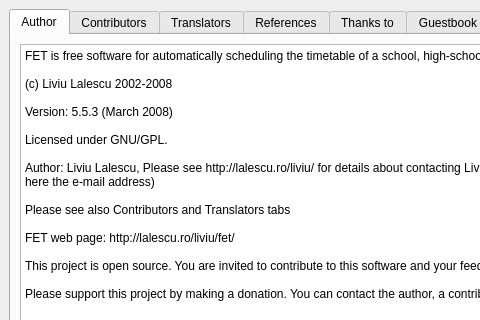
This is fet/src/interface/helpaboutform_template.ui in vonmecheln/fet as Qt 5 draws it before an edit; both pictures show x 0 to 480 and y 0 to 320 of the 707 by 409 pixel window. The edited form follows.
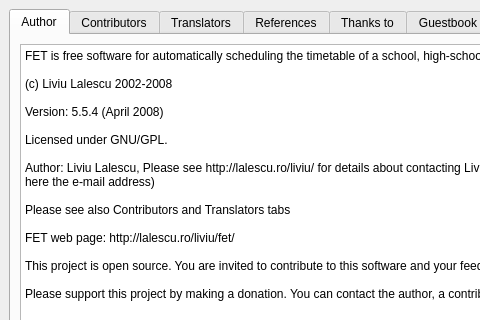
This is the edited form. The open tabs and pages were chosen to show the change.

The edit to the form file:
```diff
--- a/fet/src/interface/helpaboutform_template.ui
+++ b/fet/src/interface/helpaboutform_template.ui
@@ -69,7 +69,7 @@
 &lt;p style="-qt-paragraph-type:empty; margin-top:0px; margin-bottom:0px; margin-left:0px; margin-right:0px; -qt-block-indent:0; text-indent:0px;">&lt;/p>
 &lt;p style=" margin-top:0px; margin-bottom:0px; margin-left:0px; margin-right:0px; -qt-block-indent:0; text-indent:0px;">(c) Liviu Lalescu 2002-2008&lt;/p>
 &lt;p style="-qt-paragraph-type:empty; margin-top:0px; margin-bottom:0px; margin-left:0px; margin-right:0px; -qt-block-indent:0; text-indent:0px;">&lt;/p>
-&lt;p style=" margin-top:0px; margin-bottom:0px; margin-left:0px; margin-right:0px; -qt-block-indent:0; text-indent:0px;">Version: 5.5.3 (March 2008)&lt;/p>
+&lt;p style=" margin-top:0px; margin-bottom:0px; margin-left:0px; margin-right:0px; -qt-block-indent:0; text-indent:0px;">Version: 5.5.4 (April 2008)&lt;/p>
 &lt;p style="-qt-paragraph-type:empty; margin-top:0px; margin-bottom:0px; margin-left:0px; margin-right:0px; -qt-block-indent:0; text-indent:0px;">&lt;/p>
 &lt;p style=" margin-top:0px; margin-bottom:0px; margin-left:0px; margin-right:0px; -qt-block-indent:0; text-indent:0px;">Licensed under GNU/GPL.&lt;/p>
 &lt;p style="-qt-paragraph-type:empty; margin-top:0px; margin-bottom:0px; margin-left:0px; margin-right:0px; -qt-block-indent:0; text-indent:0px;">&lt;/p>
```
